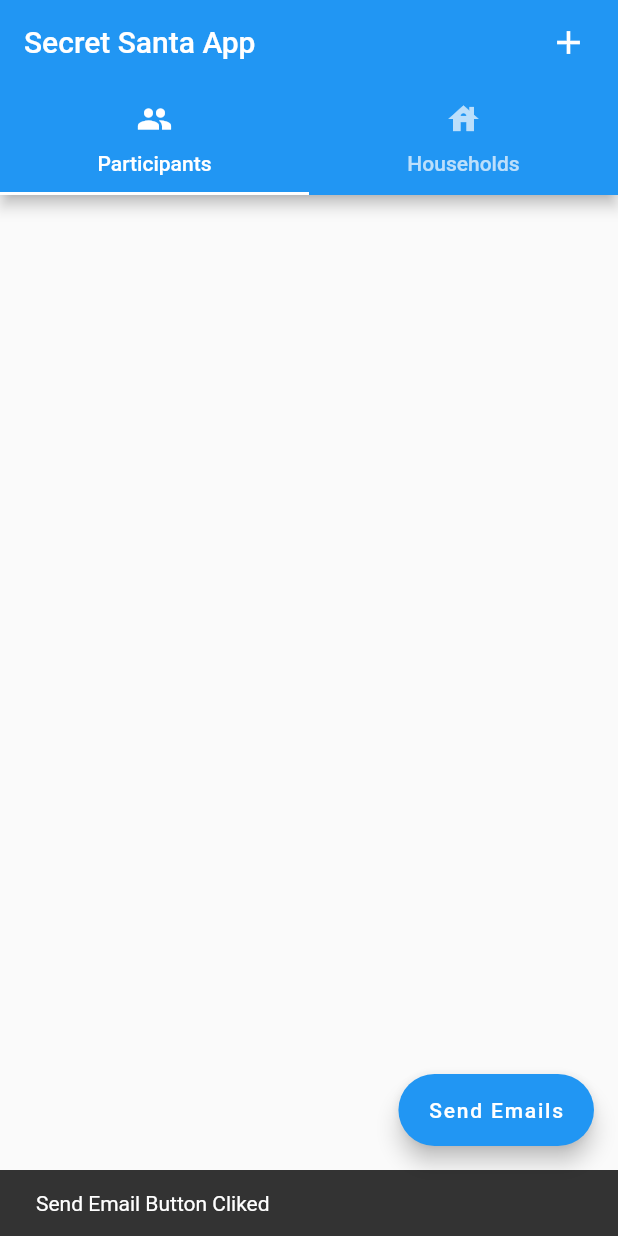
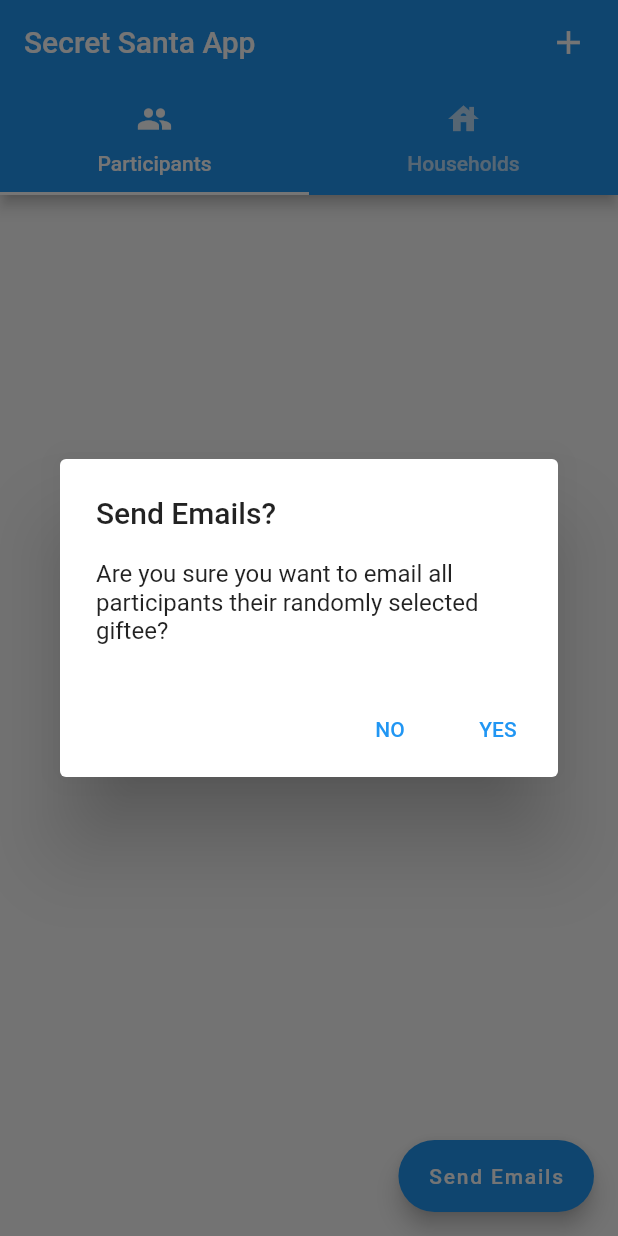
Before and after one commit to jacobboesch/Secret-Santa-App, a Flutter app: the screen it shows after launch, after a tap on "Send Emails", on a phone screen of 412 x 824 dp. Run offline on Flutter 3.47's test engine with Material 2 defaults, Android fonts, the phone set to English and light mode, and no system bars; drawn by our look-alikes of grouped_list; our stand-ins replace sqflite; accounts and stored records are empty.

```diff
--- a/lib/db/database_service.dart
+++ b/lib/db/database_service.dart
@@ -30,7 +30,7 @@ class DatabaseService {
     }
     // TODO refactor and fix this method
     Directory directory = await getApplicationDocumentsDirectory();
-    var dbPath = join(directory.path, "secret_santa_database_2.db");
+    var dbPath = join(directory.path, "secret_santa_database_6.db");
 
     bool dbExists = await File(dbPath).exists();
 
@@ -46,6 +46,8 @@ class DatabaseService {
     }
     // open the database
     _database = await openDatabase(dbPath);
+    // Execute this statement since by default foreign key checks are off when database is opened
+    _database.execute("PRAGMA foreign_keys=ON");
 
     return _database;
   }
--- a/lib/screens/home_screen.dart
+++ b/lib/screens/home_screen.dart
@@ -10,11 +10,14 @@
 import 'package:flutter/material.dart';
 import 'package:grouped_list/grouped_list.dart';
 import 'package:secret_santa_app/models/household.dart';
+import 'package:secret_santa_app/models/selection.dart';
 import 'package:secret_santa_app/screens/household_screen.dart';
 import 'package:secret_santa_app/screens/participant_screen.dart';
 import 'package:secret_santa_app/models/participant.dart';
+import 'package:secret_santa_app/services/email_service.dart';
 import 'package:secret_santa_app/services/household_service.dart';
 import 'package:secret_santa_app/services/participant_service.dart';
+import 'package:secret_santa_app/services/selection_service.dart';
 
 class HomeScreen extends StatefulWidget {
   HomeScreen({Key key}) : super(key: key);
@@ -30,8 +33,12 @@ class _HomeScreenState extends State<HomeScreen> {
   List<Participant> _participants = [];
   List<Household> _households = [];
 
+  bool _isProcessingEmails = false;
+
   final ParticipantService _participantService = ParticipantService();
   final HouseholdService _householdService = HouseholdService();
+  final SelectionService _selectionService = SelectionService();
+  final EmailService _emailService = EmailService();
   // tab index
   static const int PARTICIPANT_TAB_INDEX = 0;
   static const int HOUSEHOLD_TAB_INDEX = 1;
@@ -145,10 +152,61 @@ class _HomeScreenState extends State<HomeScreen> {
   // called when the send emails button is clicked
   // prompts the user to confirm wheather or not whey want to send the
   // emails then sends out the emails to all of the participants
-  void _onSendEmailButtonTapped(BuildContext context) {
-    //TODO replace with actual code
-    ScaffoldMessenger.of(context)
-        .showSnackBar(SnackBar(content: Text("Send Email Button Cliked")));
+  void _onSendEmailButtonTapped(BuildContext context) async {
+    // have the user confirm wheather or not they want to send the emails
+    showDialog(
+        context: context,
+        builder: (context) => AlertDialog(
+              title: Text("Send Emails?"),
+              content: Text(
+                  "Are you sure you want to email all participants their randomly selected giftee?"),
+              actions: [
+                TextButton(
+                    onPressed: () => Navigator.pop(context), child: Text("NO")),
+                TextButton(
+                    onPressed: () => _emailParticiants(context),
+                    child: Text("YES")),
+              ],
+            ));
+  }
+
+  // called when user confirms they would like to email participants
+  // disables the email button
+  // shows loading circle along with processing message
+  // emails participants
+  // removes the loading circle, enables the button
+  // displays success or error message
+  void _emailParticiants(BuildContext context) async {
+    // pop out of the dialog box
+    Navigator.pop(context);
+    try {
+      // disable the send email button
+      _isProcessingEmails = true;
+      setState(() {});
+      // display processing message
+      ScaffoldMessenger.of(context).showSnackBar(SnackBar(
+        content: Text("Selecting giftees..."),
+      ));
+      List<Selection> selections = await _selectionService.fetchSelections();
+      // display error message if selections is empty
+      if (selections.isEmpty) {
+        throw Exception("Unable to match all participants with a giftee");
+      } else {
+        ScaffoldMessenger.of(context)
+            .showSnackBar(SnackBar(content: Text("Sending Emails...")));
+      }
+      await _emailService.emailParticipants(selections);
+      ScaffoldMessenger.of(context)
+          .showSnackBar(SnackBar(content: Text("Emails sent")));
+    } catch (e) {
+      // TODO change to custom exception
+      ScaffoldMessenger.of(context)
+          .showSnackBar(SnackBar(content: Text(e.toString())));
+    } finally {
+      // enable the email button again
+      _isProcessingEmails = false;
+      setState(() {});
+    }
   }
 
   @override
@@ -192,11 +250,15 @@ class _HomeScreenState extends State<HomeScreen> {
               itemBuilder: _householdItemBuilder)
         ],
       ),
-      floatingActionButton: FloatingActionButton.extended(
-          onPressed: () {
-            _onSendEmailButtonTapped(context);
-          },
-          label: Text("Send Emails")),
+      floatingActionButton: AnimatedOpacity(
+        child: FloatingActionButton.extended(
+            onPressed: () {
+              _onSendEmailButtonTapped(context);
+            },
+            label: Text("Send Emails")),
+        opacity: _isProcessingEmails ? 0 : 1,
+        duration: Duration(milliseconds: 100),
+      ),
       floatingActionButtonLocation: FloatingActionButtonLocation.endFloat,
     );
   }
--- /dev/null
+++ b/lib/services/email_service.dart
@@ -0,0 +1,22 @@
+/*
+ * This class is responsible for sending emails out to all of the
+ * participants
+ */
+import 'dart:convert';
+
+import 'package:flutter/material.dart';
+import 'package:secret_santa_app/models/selection.dart';
+import 'package:http/http.dart' as http;
+
+class EmailService {
+  final baseURL = "68.46.134.62";
+  // emails participants from the list of selections
+  Future<void> emailParticipants(List<Selection> selections) async {
+    final response = await http.post(Uri.https(baseURL, "email_participants"),
+        headers: <String, String>{
+          'Content-Type': 'application/json; charset=UTF-8'
+        },
+        body: jsonEncode(selections));
+    // TODO check for errors
+  }
+}
--- a/pubspec.yaml
+++ b/pubspec.yaml
@@ -28,6 +28,7 @@ dependencies:
   path: ^1.8.0
   provider: ^3.2.0
   path_provider: 2.0.1
+  http: ^0.13.1
 
 
   # The following adds the Cupertino Icons font to your application.
```
Also changed, not shown: lib/models/selection.dart (added, +51 -0 lines), lib/services/selection_service.dart (added, +116 -0 lines), pubspec.lock, 4 other files.
